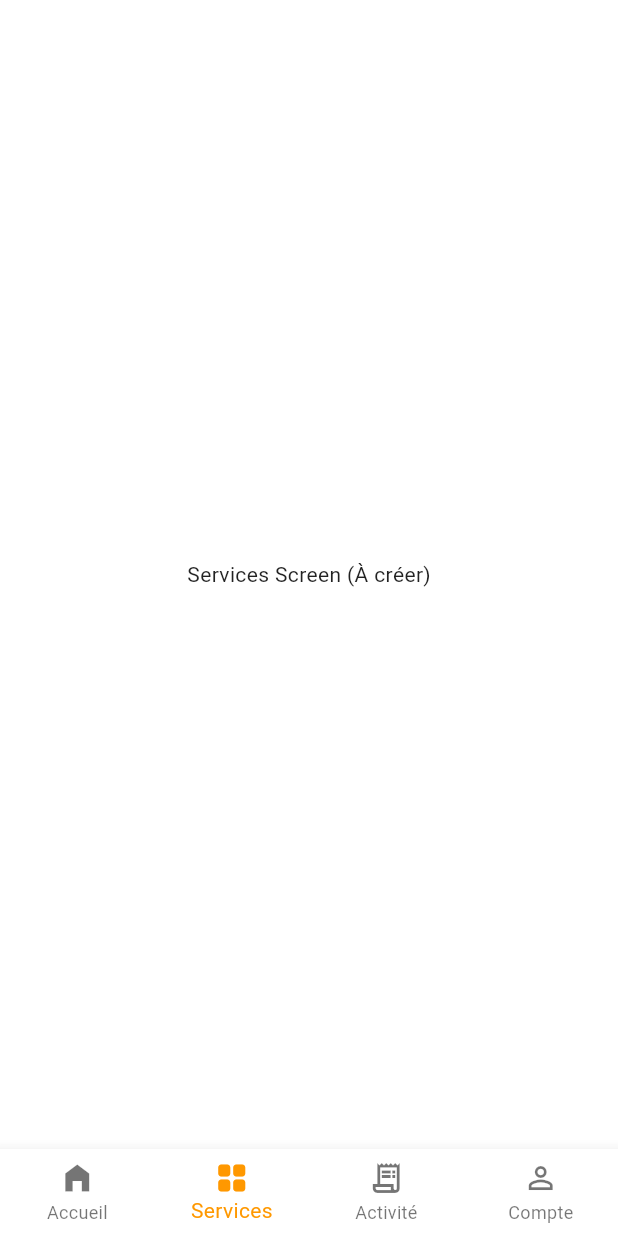
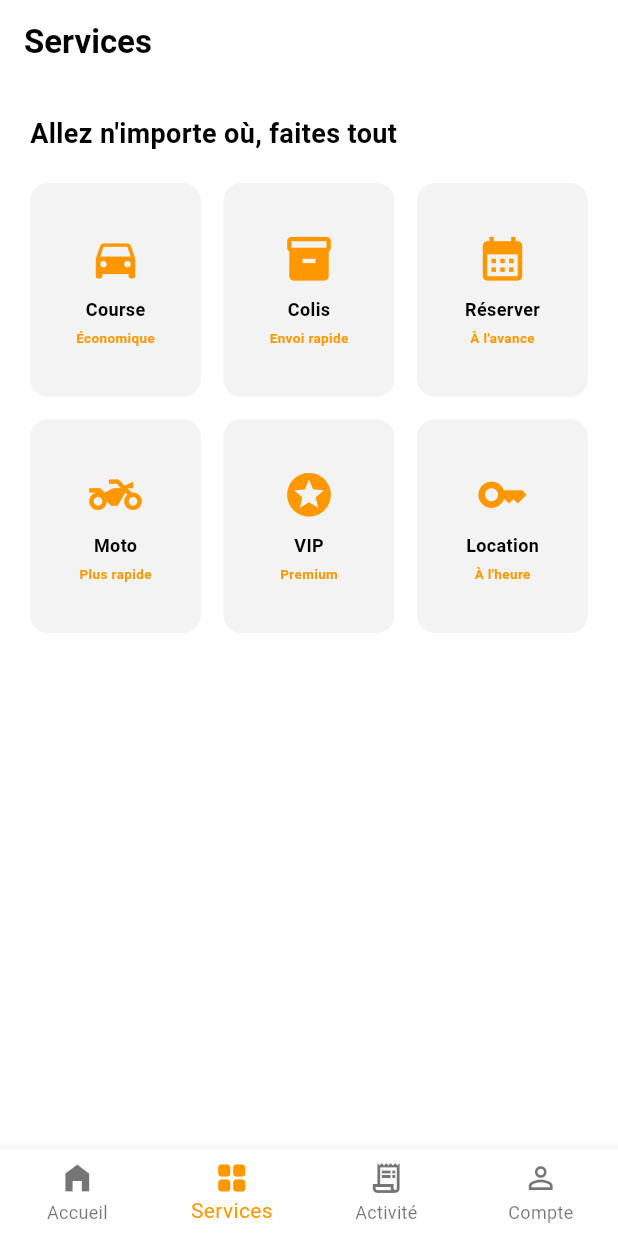
Before and after one commit to Takou237/Uber-cm, a Flutter app: the NavigationMenu screen opened directly, item 2 of the bottom bar chosen, on a phone screen of 412 x 824 dp. Run offline on Flutter 3.47's test engine with Material 3 defaults, Android fonts, the phone set to English and light mode, and no system bars; our stand-ins replace appwrite, geolocator, google_maps_flutter, smooth_page_indicator; network calls fail.

Commit message:
integration de maps

```diff
--- a/lib/navigation_menu.dart
+++ b/lib/navigation_menu.dart
@@ -1,6 +1,7 @@
 import 'package:flutter/material.dart';
 import 'package:uber_cm/home_screen.dart';
-import 'package:uber_cm/profile_screen.dart'; // Pour l'onglet Account
+import 'package:uber_cm/profile_screen.dart';
+import 'package:uber_cm/services_screen.dart';
 
 class NavigationMenu extends StatefulWidget {
   const NavigationMenu({super.key});
@@ -12,11 +13,11 @@ class NavigationMenu extends StatefulWidget {
 class _NavigationMenuState extends State<NavigationMenu> {
   int _selectedIndex = 0;
 
-  // Liste des pages correspondantes aux icônes
+  // Liste des pages propre et unique
   final List<Widget> _pages = [
     const HomeScreen(),
-    const Center(child: Text("Services Screen (À créer)")), // Placeholder
-    const Center(child: Text("Activity Screen (À créer)")), // Placeholder
+    const ServicesScreen(),
+    const Center(child: Text("Activité (À venir)")),
     const ProfileScreen(),
   ];
 
@@ -31,11 +32,11 @@ class _NavigationMenuState extends State<NavigationMenu> {
     final isDark = Theme.of(context).brightness == Brightness.dark;
 
     return Scaffold(
-      body: _pages[_selectedIndex], // Affiche la page sélectionnée
+      body: _pages[_selectedIndex],
       bottomNavigationBar: BottomNavigationBar(
         currentIndex: _selectedIndex,
         onTap: _onItemTapped,
-        type: BottomNavigationBarType.fixed, // Garde les labels visibles
+        type: BottomNavigationBarType.fixed,
         backgroundColor: isDark ? Colors.black : Colors.white,
         selectedItemColor: Colors.orange,
         unselectedItemColor: isDark ? Colors.white60 : Colors.black54,
--- /dev/null
+++ b/lib/services_screen.dart
@@ -0,0 +1,78 @@
+import 'package:flutter/material.dart';
+
+class ServicesScreen extends StatelessWidget {
+  const ServicesScreen({super.key});
+
+  @override
+  Widget build(BuildContext context) {
+    final isDark = Theme.of(context).brightness == Brightness.dark;
+    final textColor = isDark ? Colors.white : Colors.black;
+
+    final List<Map<String, dynamic>> services = [
+      {'title': 'Course', 'icon': Icons.directions_car, 'promo': 'Économique'},
+      {'title': 'Colis', 'icon': Icons.inventory_2, 'promo': 'Envoi rapide'},
+      {'title': 'Réserver', 'icon': Icons.calendar_month, 'promo': 'À l\'avance'},
+      {'title': 'Moto', 'icon': Icons.two_wheeler, 'promo': 'Plus rapide'},
+      {'title': 'VIP', 'icon': Icons.stars, 'promo': 'Premium'},
+      {'title': 'Location', 'icon': Icons.key, 'promo': 'À l\'heure'},
+    ];
+
+    return Scaffold(
+      appBar: AppBar(
+        title: Text("Services", style: TextStyle(color: textColor, fontWeight: FontWeight.bold)),
+        backgroundColor: Colors.transparent,
+        elevation: 0,
+        automaticallyImplyLeading: false,
+      ),
+      body: Padding(
+        padding: const EdgeInsets.all(20.0),
+        child: Column(
+          crossAxisAlignment: CrossAxisAlignment.start,
+          children: [
+            Text(
+              "Allez n'importe où, faites tout",
+              style: TextStyle(fontSize: 18, fontWeight: FontWeight.bold, color: textColor),
+            ),
+            const SizedBox(height: 20),
+            Expanded(
+              child: GridView.builder(
+                gridDelegate: const SliverGridDelegateWithFixedCrossAxisCount(
+                  crossAxisCount: 3,
+                  crossAxisSpacing: 15,
+                  mainAxisSpacing: 15,
+                  childAspectRatio: 0.8,
+                ),
+                itemCount: services.length,
+                itemBuilder: (context, index) {
+                  return Container(
+                    decoration: BoxDecoration(
+                      // Correction de la couleur ici
+                      color: isDark ? const Color(0xFF1E1E1E) : const Color(0xFFF3F3F3),
+                      borderRadius: BorderRadius.circular(12),
+                    ),
+                    child: Column(
+                      mainAxisAlignment: MainAxisAlignment.center,
+                      children: [
+                        Icon(services[index]['icon'], size: 35, color: Colors.orange),
+                        const SizedBox(height: 8),
+                        Text(
+                          services[index]['title'],
+                          style: TextStyle(fontWeight: FontWeight.bold, color: textColor, fontSize: 12),
+                        ),
+                        const SizedBox(height: 4),
+                        Text(
+                          services[index]['promo'],
+                          style: const TextStyle(color: Colors.orange, fontSize: 9, fontWeight: FontWeight.w600),
+                        ),
+                      ],
+                    ),
+                  );
+                },
+              ),
+            ),
+          ],
+        ),
+      ),
+    );
+  }
+}
--- a/pubspec.yaml
+++ b/pubspec.yaml
@@ -14,6 +14,8 @@ dependencies:
   appwrite: ^20.3.2
   provider: ^6.1.5+1
   url_launcher: ^6.3.2
+  google_maps_flutter: ^2.14.0
+  geolocator: ^14.0.2
 
 dev_dependencies:
   flutter_test:
```
Also changed, not shown: lib/home_screen.dart (+9 -2 lines), lib/map_screen.dart (added, +82 -0 lines), pubspec.lock, 4 other files.
